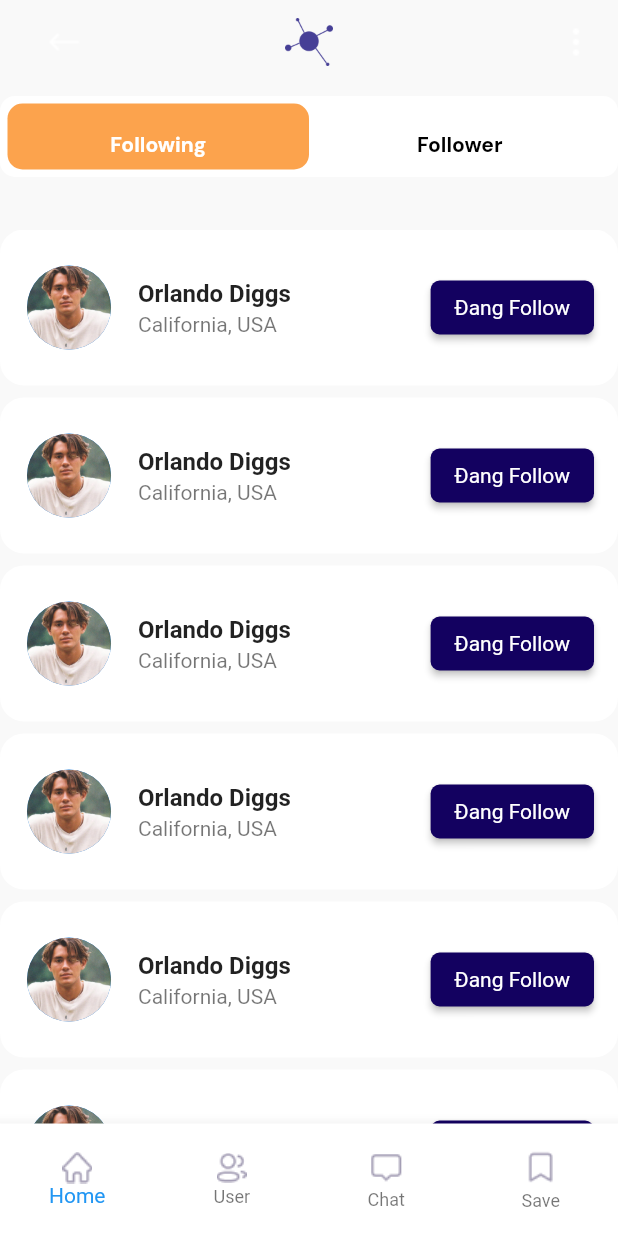
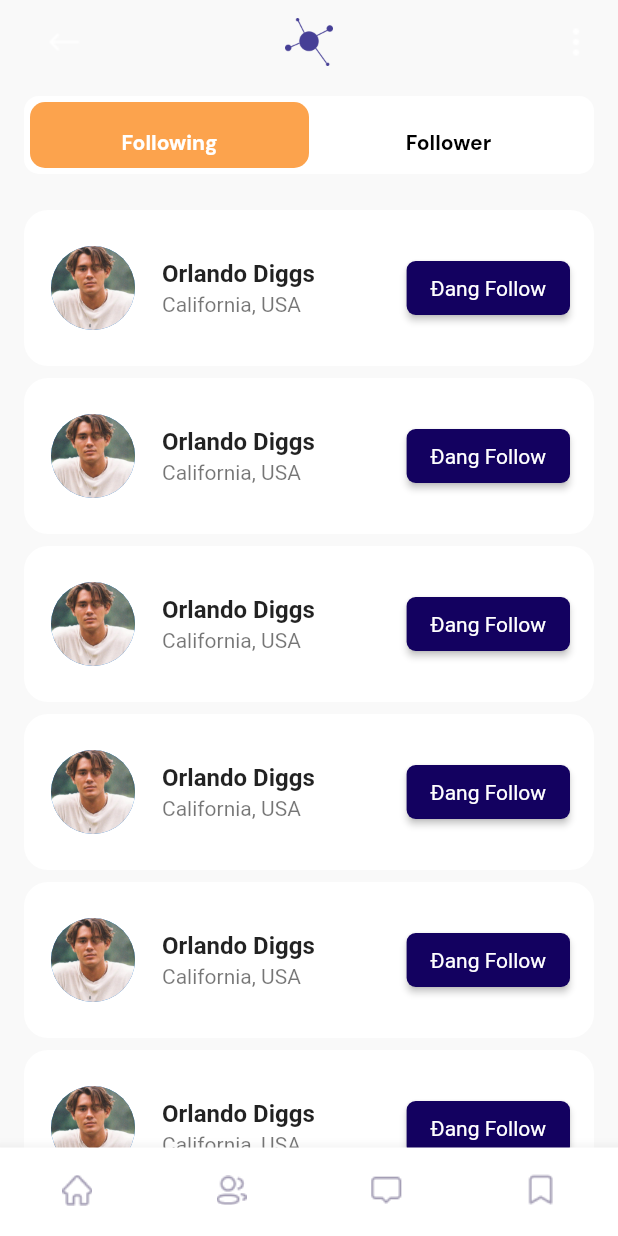
Before and after one commit to khiemhg1202/menuui, a Flutter app: the screen it shows after launch, on a phone screen of 412 x 824 dp. Run offline on Flutter 3.47's test engine with Material 2 defaults, Android fonts, the phone set to English and light mode, and no system bars; our stand-ins replace google_fonts.

```diff
--- a/lib/bodyTab.dart
+++ b/lib/bodyTab.dart
@@ -12,7 +12,7 @@ class BodyTab extends StatefulWidget {
 }
 
 class _BodyTabState extends State<BodyTab> {
-  int _currentIndex = 0;
+  int _currentIndex = 1;
   @override
   Widget build(BuildContext context) => DefaultTabController(
       length: 2,
@@ -22,15 +22,15 @@ class _BodyTabState extends State<BodyTab> {
             Padding(
               padding: const EdgeInsets.only(
                 top: 8,
-                bottom: 16,
-                left: 0,
-                right: 0,
+                bottom: 12,
+                left: 16,
+                right: 16,
               ),
               child: Container(
-                padding: EdgeInsets.all(5),
+                padding: const EdgeInsets.all(4),
                 decoration: BoxDecoration(
                   borderRadius: BorderRadius.circular(10),
-                  color: Color(0xFFFFFFFF),
+                  color: const Color(0xFFFFFFFF),
                 ),
                 child: TabBar(
                   tabs: const [Text("Following"), Text("Follower")],
@@ -62,9 +62,11 @@ class _BodyTabState extends State<BodyTab> {
           backgroundColor: const Color(0xFFFFFFFF),
           currentIndex: _currentIndex,
           selectedIconTheme: IconThemeData(
-              color: Colors.orange.shade200, opacity: 1.0, size: 45),
-          unselectedIconTheme:
-              const IconThemeData(color: Colors.black, opacity: 0.5, size: 25),
+              color: Colors.orange.shade400, opacity: 1.0, size: 32),
+          unselectedIconTheme: const IconThemeData(
+              color: Colors.black54, opacity: 0.5, size: 28),
+          showSelectedLabels: false,
+          showUnselectedLabels: false,
           items: [
             BottomNavigationBarItem(
                 icon: Image.asset("assets/icons/ic_home.png"), label: "Home"),
--- a/lib/tabs/first_tab.dart
+++ b/lib/tabs/first_tab.dart
@@ -5,35 +5,23 @@ import 'package:google_fonts/google_fonts.dart';
 
 class FirstTab extends StatelessWidget {
   const FirstTab({Key? key}) : super(key: key);
-
   @override
   Widget build(BuildContext context) {
     return Container(
-      margin: const EdgeInsets.only(
-        top: 19,
-      ),
-      child: SingleChildScrollView(
-        scrollDirection: Axis.vertical,
-        child: Column(
-          children: [
-            userFollowing(),
-            userFollowing(),
-            userFollowing(),
-            userFollowing(),
-            userFollowing(),
-            userFollowing(),
-          ],
+        margin: const EdgeInsets.only(
+          top: 12,
         ),
-      ),
-    );
+        child: ListView.builder(
+            itemCount: 6,
+            itemBuilder: (context, index) {
+              return userFollowing();
+            }));
   }
 
   Container userFollowing() {
     return Container(
       padding: const EdgeInsets.all(16),
-      margin: const EdgeInsets.only(
-        bottom: 8,
-      ),
+      margin: const EdgeInsets.only(bottom: 8, left: 16, right: 16),
       decoration: BoxDecoration(
         color: const Color(0xFFFFFFFF),
         borderRadius: BorderRadius.circular(16),
```
Also changed, not shown: lib/tabs/second_tab.dart (+8 -19 lines).
